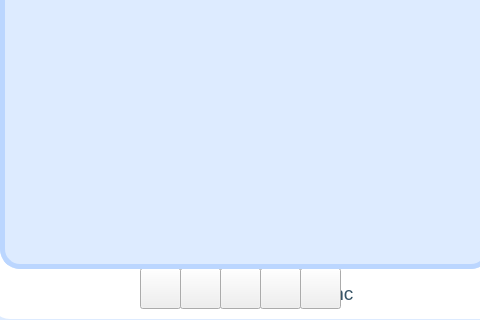
Above: CRM/interface/interface.ui from Plnguins/CRM before the change; both pictures show x 170 to 650 and y 172 to 492 of the 821 by 492 pixel window. Below: the same form after it.
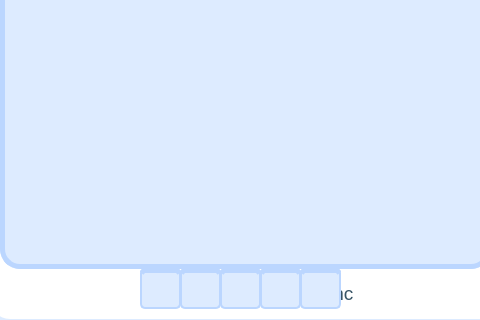
That is the form after the change. Icons and pictures are not drawn.

Commit message: Исправлено название кнопок в стилях

```diff
--- a/CRM/interface/interface.ui
+++ b/CRM/interface/interface.ui
@@ -898,7 +898,7 @@
     </rect>
    </property>
    <property name="styleSheet">
-    <string notr="true">QPushButton#pushButton:!pressed {
+    <string notr="true">QPushButton#Page_1:!pressed {
     font: 12pt &quot;Comfortaa&quot;;
 	font: bold;
 	color:  rgb(56, 84, 102);	
@@ -910,7 +910,7 @@
 	border-radius:5px;
  }
 
-QPushButton#pushButton {
+QPushButton#Page_1 {
     font: 12pt &quot;Comfortaa&quot;;
 	font: bold;
 	color:  rgb(56, 84, 102);	
@@ -961,7 +961,7 @@
     </rect>
    </property>
    <property name="styleSheet">
-    <string notr="true">QPushButton#pushButton_2:!pressed {
+    <string notr="true">QPushButton#Page_2:!pressed {
     font: 12pt &quot;Comfortaa&quot;;
 	font: bold;
 	color:  rgb(56, 84, 102);	
@@ -973,7 +973,7 @@
 	border-radius:5px;
  }
 
-QPushButton#pushButton_2 {
+QPushButton#Page_2 {
     font: 12pt &quot;Comfortaa&quot;;
 	font: bold;
 	color:  rgb(56, 84, 102);	
@@ -1024,7 +1024,7 @@
     </rect>
    </property>
    <property name="styleSheet">
-    <string notr="true">QPushButton#pushButton_3:!pressed {
+    <string notr="true">QPushButton#Page_3:!pressed {
     font: 12pt &quot;Comfortaa&quot;;
 	font: bold;
 	color:  rgb(56, 84, 102);	
@@ -1036,7 +1036,7 @@
 	border-radius:5px;
  }
 
-QPushButton#pushButton_3 {
+QPushButton#Page_3 {
     font: 12pt &quot;Comfortaa&quot;;
 	font: bold;
 	color:  rgb(56, 84, 102);	
@@ -1087,7 +1087,7 @@
     </rect>
    </property>
    <property name="styleSheet">
-    <string notr="true">QPushButton#pushButton_4:!pressed {
+    <string notr="true">QPushButton#Page_4:!pressed {
     font: 12pt &quot;Comfortaa&quot;;
 	font: bold;
 	color:  rgb(56, 84, 102);	
@@ -1099,7 +1099,7 @@
 	border-radius:5px;
  }
 
-QPushButton#pushButton_4 {
+QPushButton#Page_4 {
     font: 12pt &quot;Comfortaa&quot;;
 	font: bold;
 	color:  rgb(56, 84, 102);	
@@ -1150,7 +1150,7 @@
     </rect>
    </property>
    <property name="styleSheet">
-    <string notr="true">QPushButton#pushButton_5:!pressed {
+    <string notr="true">QPushButton#Page_5:!pressed {
     font: 12pt &quot;Comfortaa&quot;;
 	font: bold;
 	color:  rgb(56, 84, 102);	
@@ -1162,7 +1162,7 @@
 	border-radius:5px;
  }
 
-QPushButton#pushButton_5 {
+QPushButton#Page_5 {
     font: 12pt &quot;Comfortaa&quot;;
 	font: bold;
 	color:  rgb(56, 84, 102);	
```
Left out of the diff: 22 changed lines with no effect on the pictures.
